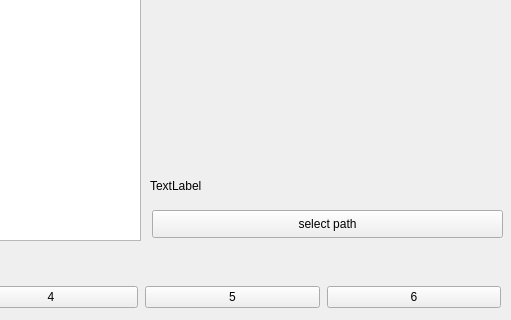
The window that main.ui (potat-dev/Just-Organize-My-Photos) describes before a commit, drawn with Qt 5; both pictures show x 590 to 1101 and y 380 to 700 of the 1101 by 825 pixel window.
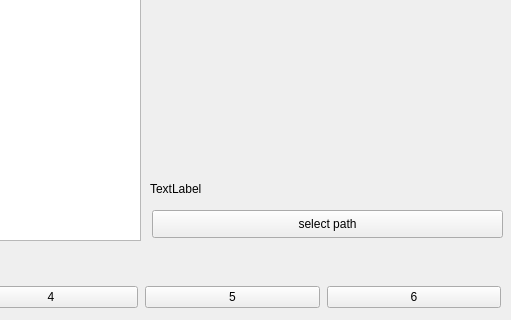
The same window after the commit.

Commit message: зачем нужен сон если есть PyQt

The edit to the form file:
```diff
--- a/main.ui
+++ b/main.ui
@@ -192,14 +192,20 @@
     <property name="geometry">
      <rect>
       <x>740</x>
-      <y>555</y>
+      <y>505</y>
       <width>351</width>
-      <height>21</height>
+      <height>71</height>
      </rect>
     </property>
     <property name="text">
      <string>TextLabel</string>
     </property>
+    <property name="alignment">
+     <set>Qt::AlignBottom|Qt::AlignLeading|Qt::AlignLeft</set>
+    </property>
+    <property name="wordWrap">
+     <bool>true</bool>
+    </property>
    </widget>
   </widget>
   <widget class="QMenuBar" name="menubar">
```
The commit also changes 2 other files.
